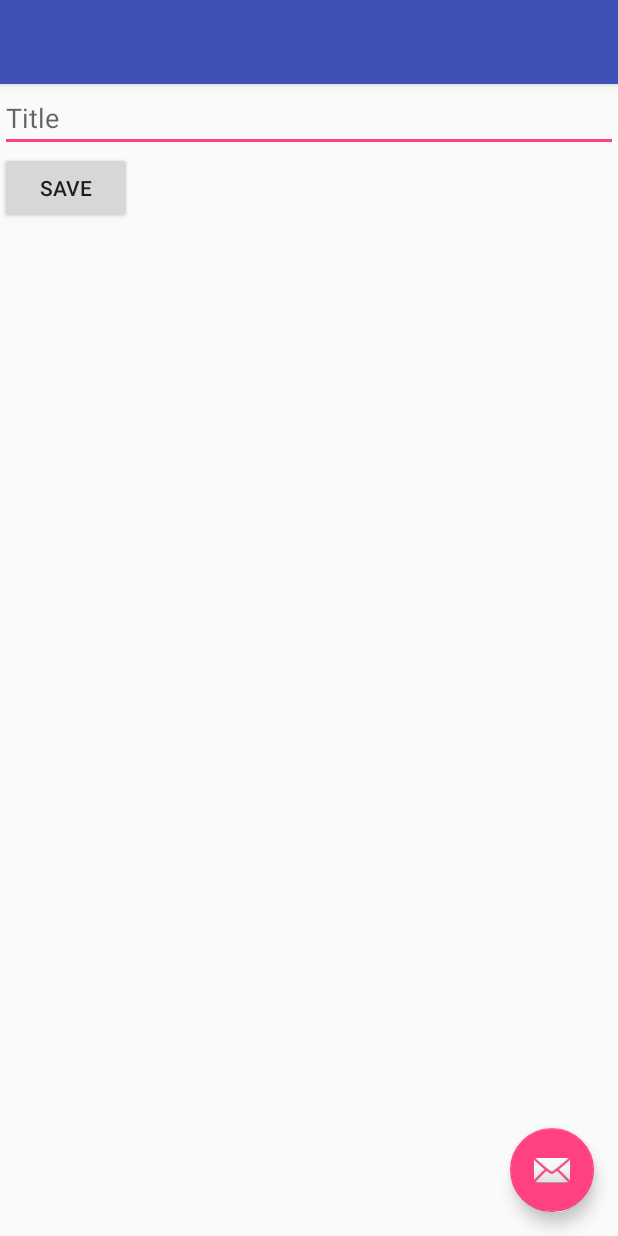
After one commit to rohan-d3v/HvZ_android, an Android app: the layout activity_edit.xml on its own in the app's theme, with its tools: preview values and no code run, on a phone screen of 412 x 824 dp. The commit adds this screen. Run offline under Robolectric (Android 15) with nearby library versions, the phone set to English and light mode, and no system bars.

Commit message:
Week 7 commit: Forgot to commit the actual code sorry

```diff
--- /dev/null
+++ b/app/src/main/res/layout/activity_edit.xml
@@ -0,0 +1,33 @@
+<?xml version="1.0" encoding="utf-8"?>
+<android.support.design.widget.CoordinatorLayout xmlns:android="http://schemas.android.com/apk/res/android"
+    xmlns:app="http://schemas.android.com/apk/res-auto"
+    xmlns:tools="http://schemas.android.com/tools"
+    android:layout_width="match_parent"
+    android:layout_height="match_parent"
+    tools:context="edu.acase.hvz.hvz_app.editActivity">
+
+    <android.support.design.widget.AppBarLayout
+        android:layout_width="match_parent"
+        android:layout_height="wrap_content"
+        android:theme="@style/AppTheme.AppBarOverlay">
+
+        <android.support.v7.widget.Toolbar
+            android:id="@+id/toolbar"
+            android:layout_width="match_parent"
+            android:layout_height="?attr/actionBarSize"
+            android:background="?attr/colorPrimary"
+            app:popupTheme="@style/AppTheme.PopupOverlay" />
+
+    </android.support.design.widget.AppBarLayout>
+
+    <include layout="@layout/content_edit" />
+
+    <android.support.design.widget.FloatingActionButton
+        android:id="@+id/fab"
+        android:layout_width="wrap_content"
+        android:layout_height="wrap_content"
+        android:layout_gravity="bottom|end"
+        android:layout_margin="@dimen/fab_margin"
+        app:srcCompat="@android:drawable/ic_dialog_email" />
+
+</android.support.design.widget.CoordinatorLayout>
--- /dev/null
+++ b/app/src/main/res/layout/content_edit.xml
@@ -0,0 +1,28 @@
+<?xml version="1.0" encoding="utf-8"?>
+<android.support.constraint.ConstraintLayout xmlns:android="http://schemas.android.com/apk/res/android"
+    xmlns:app="http://schemas.android.com/apk/res-auto"
+    xmlns:tools="http://schemas.android.com/tools"
+    android:layout_width="match_parent"
+    android:layout_height="match_parent"
+    app:layout_behavior="@string/appbar_scrolling_view_behavior"
+    tools:context="edu.acase.hvz.hvz_app.editActivity"
+    tools:showIn="@layout/activity_edit">
+    <?xml version="1.0" encoding="utf-8"?>
+    <LinearLayout xmlns:android="http://schemas.android.com/apk/res/android"
+        android:layout_width="match_parent"
+        android:layout_height="match_parent"
+        android:orientation="vertical">
+
+        <EditText
+            android:id="@+id/title"
+            android:layout_width="match_parent"
+            android:layout_height="wrap_content"
+            android:hint="Title"/>
+
+        <Button
+            android:id="@+id/save"
+            android:layout_width="wrap_content"
+            android:layout_height="wrap_content"
+            android:text="Save"/>
+    </LinearLayout>
+</android.support.constraint.ConstraintLayout>
--- a/app/src/main/res/values/strings.xml
+++ b/app/src/main/res/values/strings.xml
@@ -6,4 +6,6 @@
     <string name="title_activity_z">Z</string>
     <string name="title_activity_stunned">stunned</string>
     <string name="title_activity_main">MainActivity</string>
+    <string name="title_activity_maps">MapsActivity</string>
+    <string name="title_activity_edit">editActivity</string>
 </resources>
```
Also changed, not shown: app/src/main/AndroidManifest.xml (+8 -0 lines), app/src/main/java/edu/acase/hvz/hvz_app/MapsActivity.java (added, +51 -0 lines), app/src/main/java/edu/acase/hvz/hvz_app/editActivity.java (added, +35 -0 lines), app/src/main/res/layout/activity_maps.xml (added, +33 -0 lines), app/src/main/res/layout/content_maps.xml (added, +17 -0 lines).
